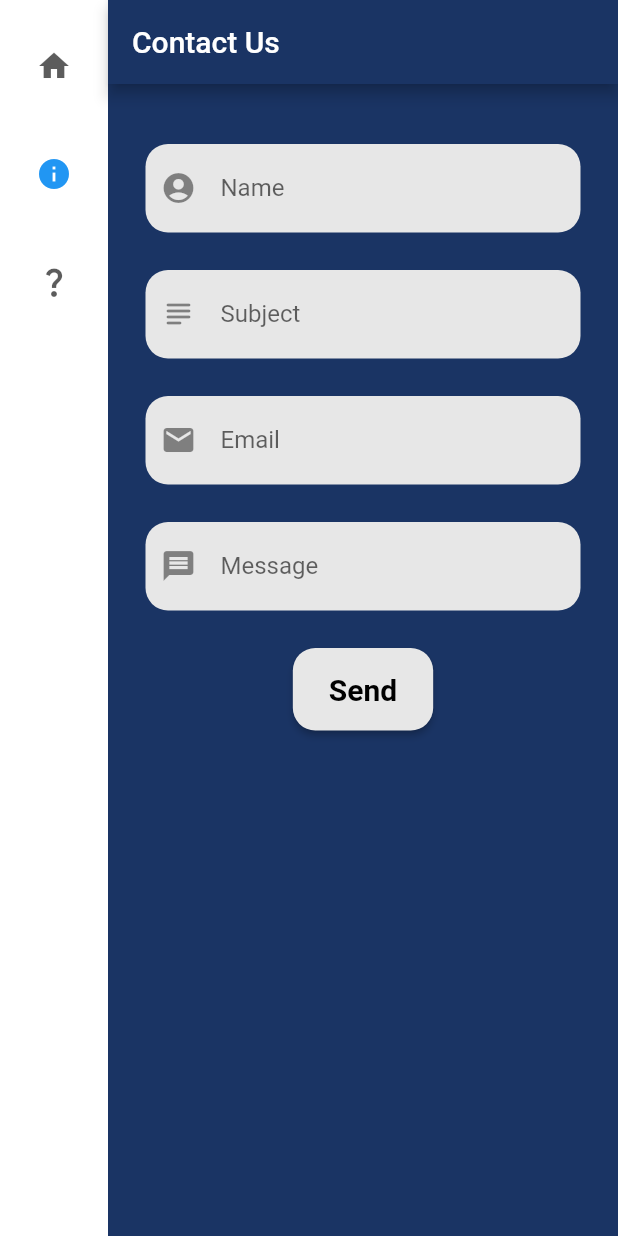
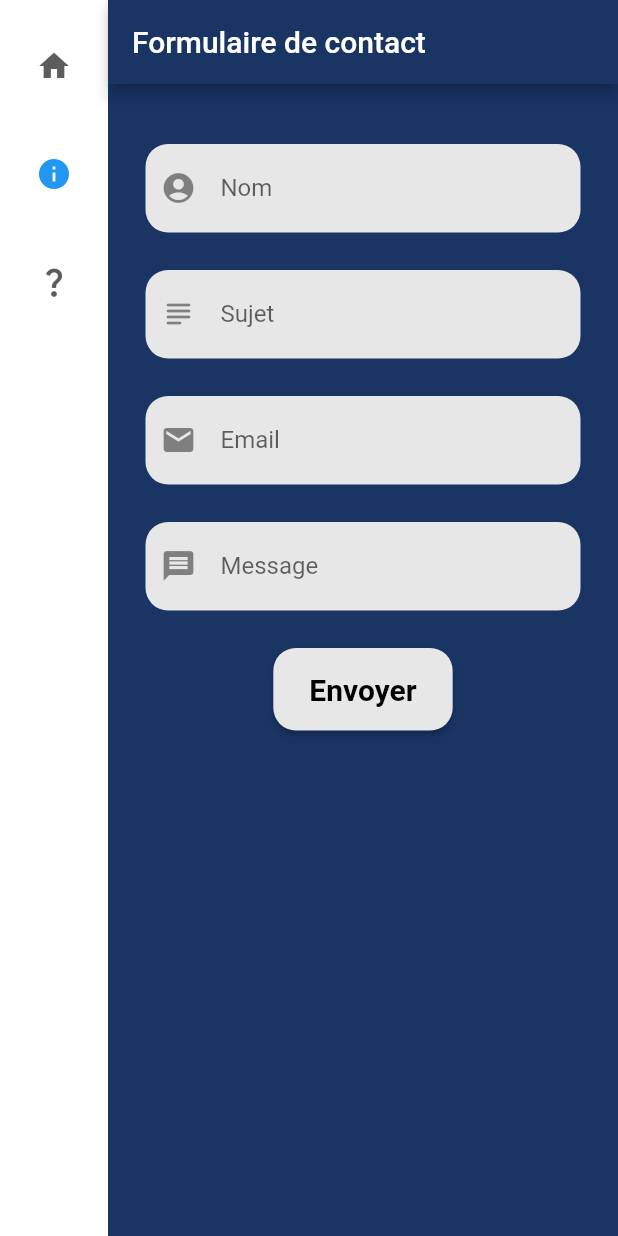
Before and after one commit to theoclerc/exponomade, a Flutter app: the screen it shows after launch, after a tap on "Contact", on a phone screen of 412 x 824 dp. Run offline on Flutter 3.47's test engine with Material 2 defaults, Android fonts, the phone set to English and light mode, and no system bars; our stand-ins replace cloud_firestore, firebase_core, flutter_map, latlong2; accounts and stored records are empty.

Commit message:
unified text to french

```diff
--- a/lib/screens/contact_page.dart
+++ b/lib/screens/contact_page.dart
@@ -46,7 +46,7 @@ class _ContactPageState extends State<ContactPage> {
       home: Scaffold(
         backgroundColor: background,
         appBar: AppBar(
-          title: const Text('Contact Us'),
+          title: const Text('Formulaire de contact'),
           backgroundColor: background,
         ),
         body: Padding(
@@ -55,23 +55,23 @@ class _ContactPageState extends State<ContactPage> {
             key: _formKey,
             child: Column(
               children: [
-                customTextField(nameController, Icons.account_circle, 'Name',
-                    'Type your name...'),
+                customTextField(nameController, Icons.account_circle, 'Nom',
+                    'écris ton nom ici'),
                 const SizedBox(
                   height: 25,
                 ),
                 customTextField(subjectController, Icons.subject_rounded,
-                    'Subject', 'Type the subject...'),
+                    'Sujet', 'écris le sujet de ton message ici'),
                 const SizedBox(
                   height: 25,
                 ),
                 customTextField(
-                    emailController, Icons.email, 'Email', 'Type your email...'),
+                    emailController, Icons.email, 'Email', 'à quelle adresse pouvons-nous te répondre ?'),
                 const SizedBox(
                   height: 25,
                 ),
                 customTextField(messageController, Icons.message, 'Message',
-                    'Type your message...'),
+                    'écris ton message ici'),
                 const SizedBox(
                   height: 25,
                 ),
@@ -82,7 +82,7 @@ class _ContactPageState extends State<ContactPage> {
                       _clearTextFields();
                       ScaffoldMessenger.of(context).showSnackBar(
                         const SnackBar(
-                          content: Text('Form Submitted!'),
+                          content: Text('Formulaire envoyé !'),
                           behavior: SnackBarBehavior.floating,
                           margin: EdgeInsets.only(
                               bottom: 20.0, left: 20.0, right: 20.0),
@@ -99,7 +99,7 @@ class _ContactPageState extends State<ContactPage> {
                     ),
                   ),
                   child: const Text(
-                    "Send",
+                    "Envoyer",
                     style: TextStyle(
                       fontSize: 20,
                       color: Colors.black,
@@ -133,7 +133,7 @@ class _ContactPageState extends State<ContactPage> {
         ),
         validator: (value) {
           if (value == null || value.isEmpty) {
-            return 'This field is required';
+            return 'Ce champ est obligatoire';
           }
           return null;
         },
--- a/lib/widgets/next_button.dart
+++ b/lib/widgets/next_button.dart
@@ -14,7 +14,7 @@ class NextButton extends StatelessWidget {
       ),
       padding: const EdgeInsets.symmetric(vertical: 16.0),
       child: const Text(
-        'Next Question',
+        'Question suivante',
         textAlign: TextAlign.center,
         style: TextStyle(fontSize: 22.0, fontWeight: FontWeight.bold),
 
```
Also changed, not shown: lib/screens/quiz_page.dart (+4 -4 lines), lib/widgets/result_box.dart (+5 -5 lines).
